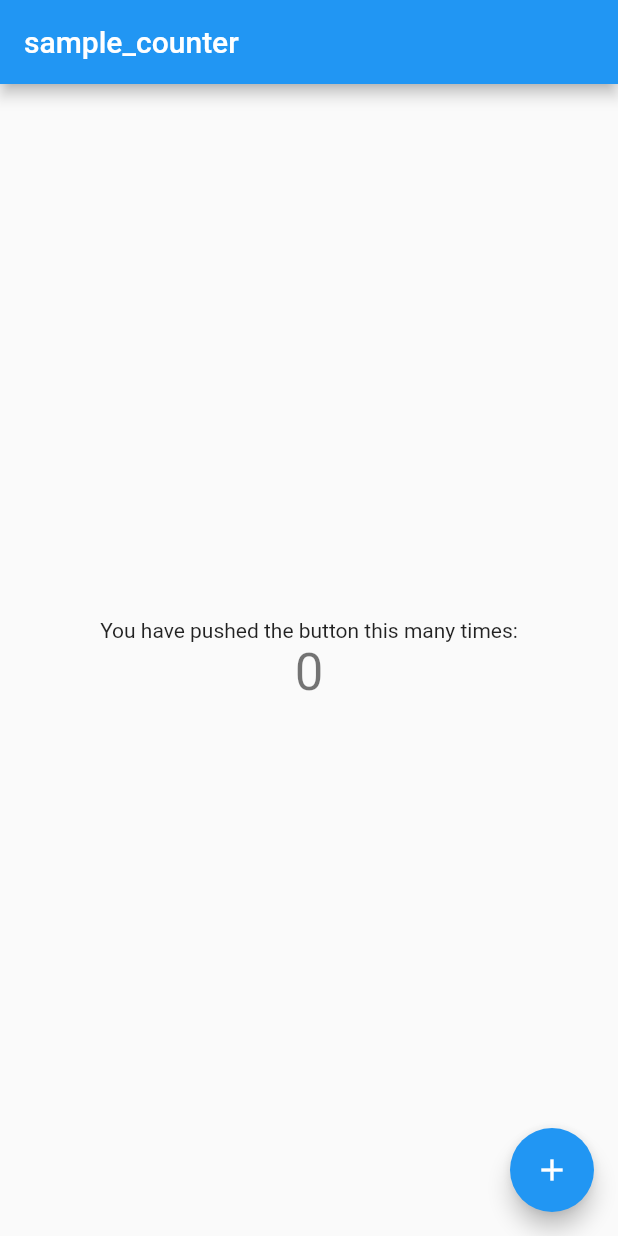
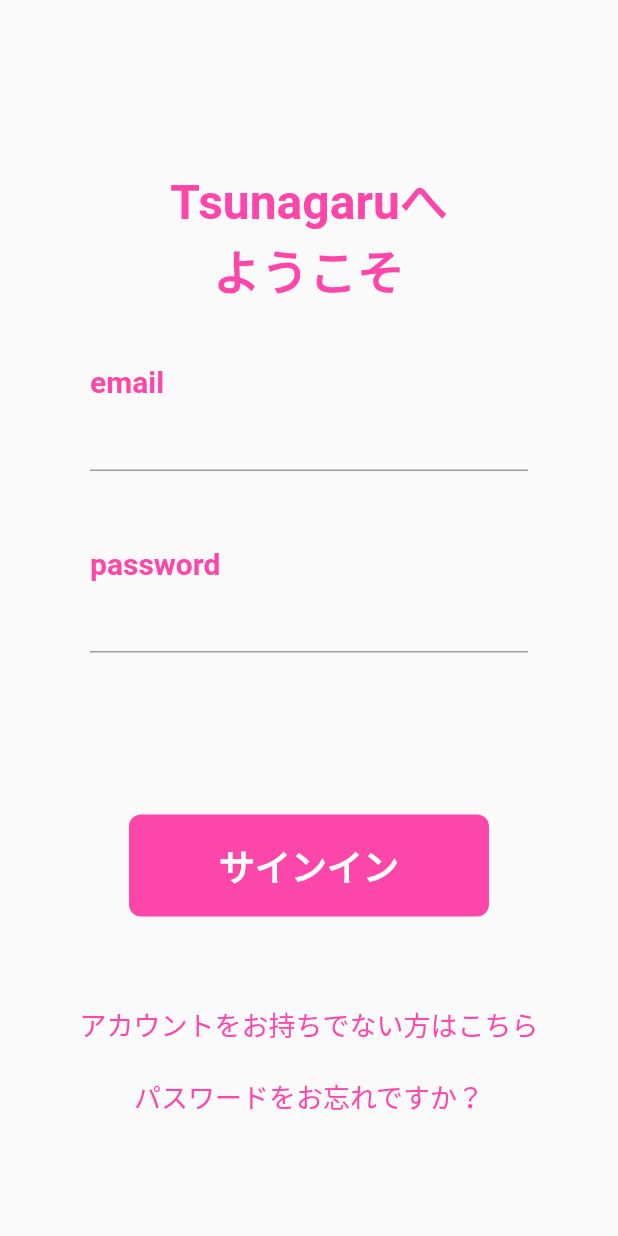
Before and after one commit to Rshigaki/tunagaru, a Flutter app: the screen it shows after launch, on a phone screen of 412 x 824 dp. Run offline on Flutter 3.47's test engine with Material 2 defaults, Android fonts, the light colour scheme and no system bars; our stand-ins replace auto_route, firebase_auth, firebase_core, freezed_annotation, hooks_riverpod; accounts and stored records are empty.

Commit message:
ログイン画面View実装

```diff
--- a/lib/app.dart
+++ b/lib/app.dart
@@ -7,6 +7,10 @@
   @override
   Widget build(BuildContext context) {
     return MaterialApp.router(
+      theme: ThemeData(
+        primaryColor: const Color.fromRGBO(252, 70, 170, 1),
+        secondaryHeaderColor: const Color.fromRGBO(252, 70, 170, 0.8),
+      ),
       routeInformationParser: _appRouter.defaultRouteParser(),
       routerDelegate: _appRouter.delegate(),
     );
--- a/lib/main.dart
+++ b/lib/main.dart
@@ -1,8 +1,12 @@
+import 'package:firebase_core/firebase_core.dart';
 import 'package:flutter/material.dart';
 import 'package:hooks_riverpod/hooks_riverpod.dart';
 import 'package:tunagaru/app.dart';
 
-void main() {
+void main() async {
+  WidgetsFlutterBinding.ensureInitialized();
+  await Firebase.initializeApp();
+
   runApp(
     // Riverpodでデータを受け渡しが可能な状態にするために必要
     ProviderScope(
--- /dev/null
+++ b/lib/view/pages/root/ui.dart
@@ -0,0 +1,16 @@
+import 'package:flutter/material.dart';
+import 'package:hooks_riverpod/hooks_riverpod.dart';
+import 'package:tunagaru/view/pages/home/ui.dart';
+import 'package:tunagaru/view/pages/user/auth/ui.dart';
+import 'package:tunagaru/view/pages/user/controller.dart';
+
+class RootView extends ConsumerWidget {
+  @override
+  Widget build(BuildContext context, WidgetRef ref) {
+    var userState = ref.watch(userProvider);
+    var userController = ref.read(userProvider.notifier);
+    userController.addLoginStateListener();
+
+    return userState.currentUser != null ? const MyHomePageView() : AuthView();
+  }
+}
--- /dev/null
+++ b/lib/view/pages/user/auth/login/ui.dart
@@ -0,0 +1,112 @@
+import 'package:flutter/material.dart';
+import 'package:flutter/widgets.dart';
+import 'package:hooks_riverpod/hooks_riverpod.dart';
+
+class LoginView extends ConsumerWidget {
+  const LoginView({Key? key}) : super(key: key);
+
+  @override
+  Widget build(BuildContext context, WidgetRef ref) {
+    return Center(
+      child: SingleChildScrollView(
+        child: Column(
+          crossAxisAlignment: CrossAxisAlignment.center,
+          children: [
+            Container(
+              padding: const EdgeInsets.symmetric(
+                vertical: 40.0,
+              ),
+              child: Text(
+                'Tsunagaruへ\nようこそ',
+                textAlign: TextAlign.center,
+                style: TextStyle(
+                  color: Theme.of(context).primaryColor,
+                  fontSize: 32,
+                  fontWeight: FontWeight.bold,
+                ),
+              ),
+            ),
+            Container(
+              alignment: Alignment.centerLeft,
+              padding: const EdgeInsets.only(left: 60),
+              child: Text(
+                'email',
+                style: TextStyle(
+                  color: Theme.of(context).primaryColor,
+                  fontSize: 20,
+                  fontWeight: FontWeight.bold,
+                ),
+              ),
+            ),
+            Padding(
+              padding: const EdgeInsets.symmetric(horizontal: 60.0),
+              child: TextFormField(),
+            ),
+            const SizedBox(height: 50),
+            Container(
+              alignment: Alignment.centerLeft,
+              padding: const EdgeInsets.only(left: 60),
+              child: Text(
+                'password',
+                style: TextStyle(
+                  color: Theme.of(context).primaryColor,
+                  fontSize: 20,
+                  fontWeight: FontWeight.bold,
+                ),
+              ),
+            ),
+            Padding(
+              padding: const EdgeInsets.symmetric(horizontal: 60.0),
+              child: TextFormField(),
+            ),
+            const SizedBox(height: 100),
+            TextButton(
+              onPressed: () {},
+              child: Container(
+                padding: const EdgeInsets.symmetric(
+                  vertical: 16,
+                  horizontal: 60,
+                ),
+                decoration: BoxDecoration(
+                  color: Theme.of(context).primaryColor,
+                  borderRadius: BorderRadius.circular(8),
+                ),
+                child: const Text(
+                  'サインイン',
+                  style: TextStyle(
+                    fontSize: 24,
+                    fontWeight: FontWeight.bold,
+                    color: Colors.white,
+                  ),
+                ),
+              ),
+            ),
+            const SizedBox(
+              height: 40,
+            ),
+            TextButton(
+              onPressed: () {},
+              child: Text(
+                'アカウントをお持ちでない方はこちら',
+                style: TextStyle(
+                  fontSize: 18,
+                  color: Theme.of(context).primaryColor,
+                ),
+              ),
+            ),
+            TextButton(
+              onPressed: () {},
+              child: Text(
+                'パスワードをお忘れですか？',
+                style: TextStyle(
+                  fontSize: 18,
+                  color: Theme.of(context).primaryColor,
+                ),
+              ),
+            ),
+          ],
+        ),
+      ),
+    );
+  }
+}
--- /dev/null
+++ b/lib/view/pages/user/auth/ui.dart
@@ -0,0 +1,12 @@
+import 'package:flutter/material.dart';
+import 'package:hooks_riverpod/hooks_riverpod.dart';
+import 'package:tunagaru/view/pages/user/auth/login/ui.dart';
+
+class AuthView extends ConsumerWidget {
+  @override
+  Widget build(BuildContext context, WidgetRef ref) {
+    return Scaffold(
+      body: LoginView(),
+    );
+  }
+}
--- a/lib/view/routes/route.dart
+++ b/lib/view/routes/route.dart
@@ -1,9 +1,9 @@
 import 'package:auto_route/auto_route.dart';
-import 'package:tunagaru/view/pages/home/ui.dart';
+import 'package:tunagaru/view/pages/root/ui.dart';
 
 @MaterialAutoRouter(
   routes: <AutoRoute>[
-    AutoRoute(page: MyHomePageView, initial: true),
+    AutoRoute(page: RootView, initial: true),
   ],
 )
 // extend the generated private router
```
Also changed, not shown: lib/view/global/controller.dart (added, +15 -0 lines), lib/view/global/state.dart (added, +14 -0 lines), lib/view/pages/user/controller.dart (added, +23 -0 lines), lib/view/pages/user/state.dart (added, +15 -0 lines), lib/view/global/state.freezed.dart (added), lib/view/pages/user/state.freezed.dart (added), lib/view/routes/route.gr.dart.
